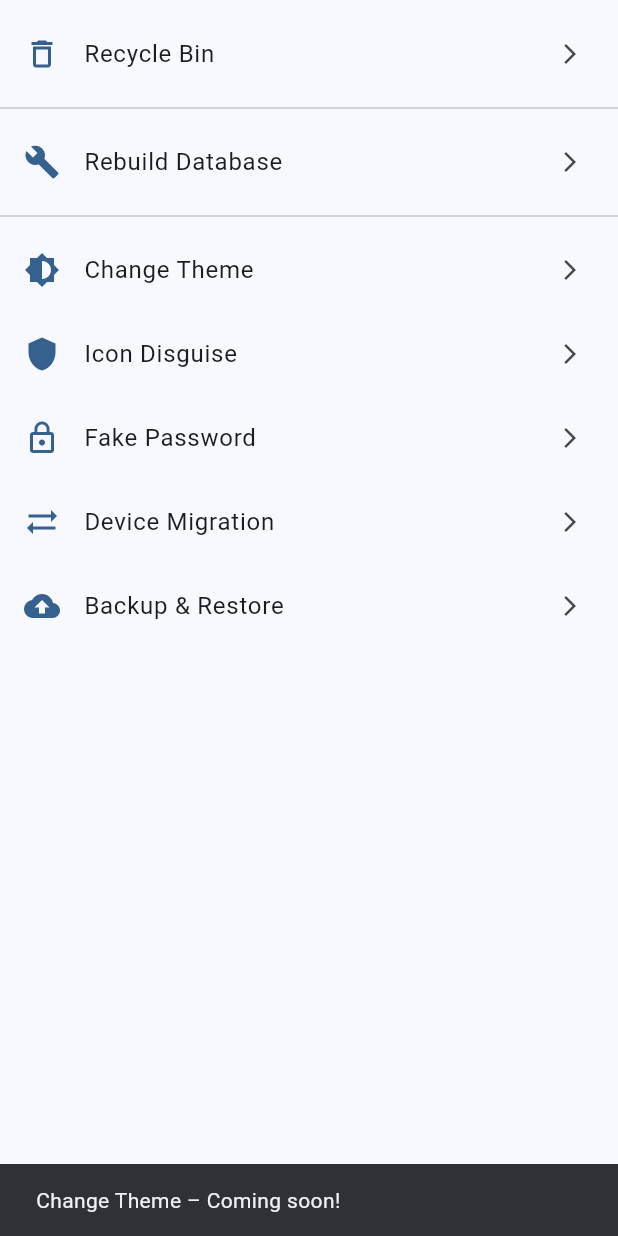
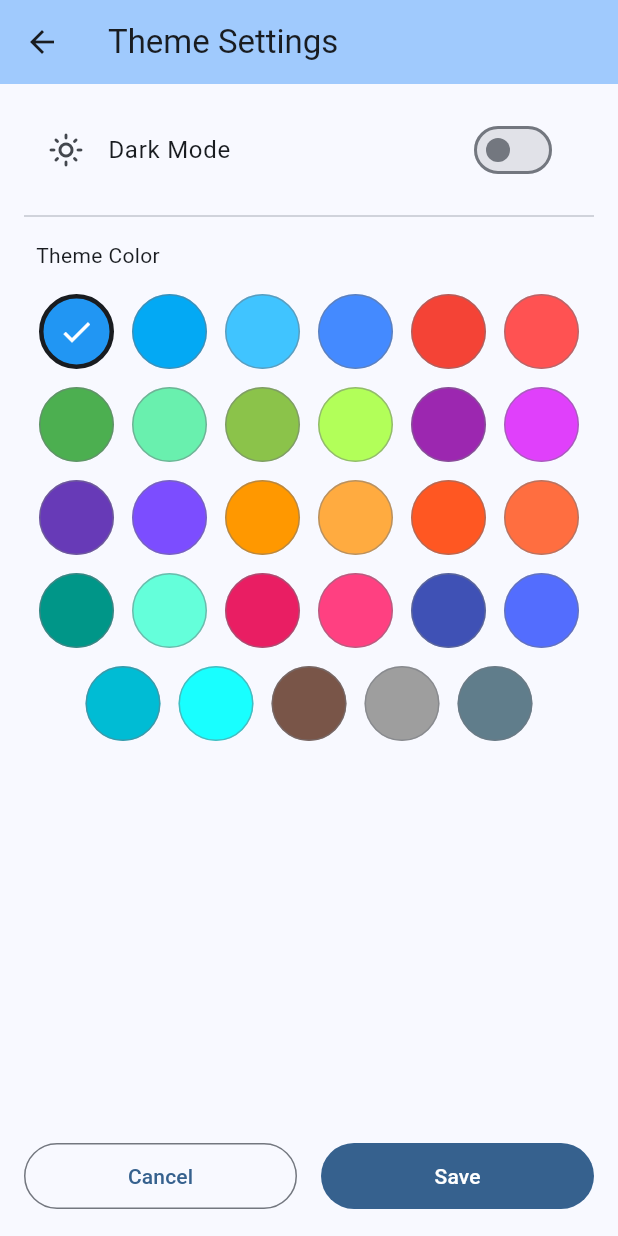
Before and after one commit to MNJTdhr/vlt, a Flutter app: the SettingsPage widget shown alone on an empty page, opened directly, after a tap on "Change Theme", on a phone screen of 412 x 824 dp. Run offline on Flutter 3.47's test engine with Material 3 defaults, Android fonts, the phone set to English and light mode, and no system bars; our stand-ins replace file_picker, permission_handler, share_plus, shared_preferences, sqflite, video_player and 1 more; missing offline and left inert: screen_brightness, video_thumbnail; accounts and stored records are empty.

Commit message:
added slideshow and theme1

```diff
--- a/lib/data/notifiers.dart
+++ b/lib/data/notifiers.dart
@@ -1,6 +1,6 @@
 // lib/data/notifiers.dart
 import 'package:flutter/material.dart';
-import 'package:shared_preferences/shared_preferences.dart'; // ✨ ADDED: To save theme preference
+import 'package:shared_preferences/shared_preferences.dart';
 import 'package:vlt/models/vault_folder.dart';
 import 'package:vlt/utils/storage_helper.dart';
 
@@ -8,25 +8,36 @@ import 'package:vlt/utils/storage_helper.dart';
 /// --- NOTIFIERS ---
 ValueNotifier<int> selectedPageNotifier = ValueNotifier(0);
 ValueNotifier<bool> selectedThemeNotifier = ValueNotifier(false);
+// ✨ ADDED: Notifier for the primary theme color.
+ValueNotifier<Color> selectedColorNotifier = ValueNotifier(Colors.blue);
 ValueNotifier<List<VaultFolder>> foldersNotifier = ValueNotifier([]);
 
 
 /// --- THEME HELPERS ---
 
-// ✨ ADDED: Loads the saved theme preference from disk.
+// ✨ MODIFIED: Loads both theme mode and color preference from disk.
 Future<void> loadThemePreference() async {
   final prefs = await SharedPreferences.getInstance();
-  // Reads the 'isDarkMode' boolean. If it doesn't exist, it defaults to false (light mode).
+  // Reads the 'isDarkMode' boolean. Defaults to false (light mode).
   selectedThemeNotifier.value = prefs.getBool('isDarkMode') ?? false;
+
+  // Reads the 'themeColor' integer. Defaults to blue.
+  final colorValue = prefs.getInt('themeColor') ?? Colors.blue.value;
+  selectedColorNotifier.value = Color(colorValue);
 }
 
-// ✨ ADDED: Toggles the theme and saves the new preference.
-Future<void> toggleThemePreference() async {
+// ✨ ADDED: Saves the theme preferences to disk and updates the notifiers.
+// This replaces the old toggleThemePreference function.
+Future<void> saveThemePreference({required bool isDarkMode, required Color color}) async {
   final prefs = await SharedPreferences.getInstance();
-  // Invert the current theme value.
-  selectedThemeNotifier.value = !selectedThemeNotifier.value;
-  // Save the new value to the device.
-  await prefs.setBool('isDarkMode', selectedThemeNotifier.value);
+
+  // Update the global notifiers to trigger UI rebuilds.
+  selectedThemeNotifier.value = isDarkMode;
+  selectedColorNotifier.value = color;
+
+  // Save the new values to the device.
+  await prefs.setBool('isDarkMode', isDarkMode);
+  await prefs.setInt('themeColor', color.value);
 }
 
 
--- a/lib/main.dart
+++ b/lib/main.dart
@@ -40,7 +40,7 @@ void main() async {
   // ✨ STEP 2: Ensure counts are up to date.
   await refreshItemCounts();
 
-  // ✨ ADDED: Load the saved theme preference on startup.
+  // ✨ MODIFIED: Load both saved theme preferences on startup.
   await loadThemePreference();
 
   runApp(const VaultApp());
@@ -61,7 +61,11 @@ class VaultApp extends StatelessWidget {
 
   @override
   Widget build(BuildContext context) {
-    return ValueListenableBuilder(
+    // ✨ MODIFIED: Nest builders to listen to both theme color and dark mode.
+    return ValueListenableBuilder<Color>(
+      valueListenable: selectedColorNotifier,
+      builder: (context, color, child) {
+        return ValueListenableBuilder<bool>(
           valueListenable: selectedThemeNotifier,
           builder: (context, isDarkMode, child) {
             return MaterialApp(
@@ -69,12 +73,15 @@ class VaultApp extends StatelessWidget {
               debugShowCheckedModeBanner: false,
               theme: ThemeData(
                 useMaterial3: true,
+                // ✨ MODIFIED: Theme now uses the dynamic color and brightness.
                 colorScheme: ColorScheme.fromSeed(
-              seedColor: Colors.blue,
+                  seedColor: color,
                   brightness: isDarkMode ? Brightness.dark : Brightness.light,
                 ),
               ),
               home: const MainScreen(),
+            );
+          },
         );
       },
     );
@@ -112,9 +119,12 @@ class MainScreen extends StatelessWidget {
                 valueListenable: selectedThemeNotifier,
                 builder: (context, isDarkMode, child) {
                   return IconButton(
-                    // ✨ MODIFIED: This now calls a function to save the theme preference.
+                    // ✨ MODIFIED: This now calls the new save function to toggle theme.
                     onPressed: () {
-                      toggleThemePreference();
+                      saveThemePreference(
+                        isDarkMode: !isDarkMode,
+                        color: selectedColorNotifier.value,
+                      );
                     },
                     icon: AnimatedSwitcher(
                       duration: const Duration(milliseconds: 300),
@@ -155,6 +165,7 @@ class MainScreen extends StatelessWidget {
                     selectedIcon: Icon(Icons.explore),
                     label: 'Browser',
                   ),
+
                   NavigationDestination(
                     icon: Icon(Icons.settings_outlined),
                     selectedIcon: Icon(Icons.settings),
--- a/lib/pages/photo_view_page.dart
+++ b/lib/pages/photo_view_page.dart
@@ -119,7 +119,9 @@ class _PhotoViewPageState extends State<PhotoViewPage>
 
     // Precache current and neighbors after first frame so context is valid for precacheImage
     WidgetsBinding.instance.addPostFrameCallback((_) {
-      _precacheSurrounding(_currentIndex);
+      if (mounted) {
+        _precacheSurrounding(_currentIndex);
+      }
     });
   }
 
@@ -132,7 +134,7 @@ class _PhotoViewPageState extends State<PhotoViewPage>
   }
 
   Future<void> _precacheImage(int index) async {
-    if (index < 0 || index >= _updatableFiles.length) return;
+    if (!mounted || index < 0 || index >= _updatableFiles.length) return;
     if (!_folderReady || _parentFolderDir == null) return;
 
     final vaultFile = _updatableFiles[index];
@@ -519,13 +521,22 @@ class _PhotoViewPageState extends State<PhotoViewPage>
     });
   }
 
+  // ✨ MODIFIED: This function now reliably stops the slideshow on the current image.
   void _stopSlideshow() {
     _slideshowTimer?.cancel();
     if (mounted && _isSlideshowActive) {
+      // First, set the state to switch the UI from slideshow view to the interactive PageView.
       setState(() {
         _isSlideshowActive = false;
         _showUI = true;
-        _pageController.jumpToPage(_currentIndex);
+      });
+
+      // After the UI has rebuilt in the next frame, command the PageController to jump.
+      // This prevents a race condition where the controller is asked to jump before the PageView is on screen.
+      WidgetsBinding.instance.addPostFrameCallback((_) {
+        if (mounted && _pageController.hasClients) {
+          _pageController.jumpToPage(_currentIndex);
+        }
       });
     }
   }
@@ -568,7 +579,7 @@ class _PhotoViewPageState extends State<PhotoViewPage>
       },
     );
 
-    if (newName != null && newName != currentFile.fileName) {
+    if (newName != null && newName != currentFile.fileName && mounted) {
       final updatedFile = currentFile.copyWith(fileName: newName);
 
       // Update state locally for instant UI change
@@ -685,6 +696,7 @@ class _PhotoViewPageState extends State<PhotoViewPage>
     final dateAdded = DateFormat.yMMMd().add_jm().format(vaultFile.dateAdded);
 
     // Show the sheet without waiting for dimensions
+    if (!mounted) return;
     showModalBottomSheet(
       context: context,
       isScrollControlled: true,
--- a/lib/pages/settings_page.dart
+++ b/lib/pages/settings_page.dart
@@ -1,8 +1,9 @@
 // lib/pages/settings_page.dart
 import 'package:flutter/material.dart';
 import '../utils/storage_helper.dart'; // ✅ Needed for rebuild function
-import '../data/notifiers.dart';       // ✅ To refresh UI after rebuild
+import '../data/notifiers.dart';     // ✅ To refresh UI after rebuild
 import 'recycle_bin_page.dart';        // ✨ Recycle bin import
+import 'theme_settings_page.dart';     // ✨ ADDED: Import for the new theme page
 
 class SettingsPage extends StatelessWidget {
   const SettingsPage({super.key});
@@ -54,7 +55,7 @@ class SettingsPage extends StatelessWidget {
       ),
     );
 
-    if (confirmed != true) return;
+    if (confirmed != true || !context.mounted) return;
 
     ScaffoldMessenger.of(context).showSnackBar(
       const SnackBar(content: Text('Rebuilding database... Please wait.')),
@@ -62,6 +63,7 @@ class SettingsPage extends StatelessWidget {
 
     try {
       await StorageHelper.rebuildDatabaseFromDisk();
+      if (!context.mounted) return;
       ScaffoldMessenger.of(context).showSnackBar(
         const SnackBar(
           content: Text('✅ Database successfully rebuilt and refreshed!'),
@@ -69,6 +71,7 @@ class SettingsPage extends StatelessWidget {
         ),
       );
     } catch (e) {
+      if (!context.mounted) return;
       ScaffoldMessenger.of(context).showSnackBar(
         SnackBar(
           content: Text('❌ Failed to rebuild database: $e'),
@@ -114,7 +117,13 @@ class SettingsPage extends StatelessWidget {
           context: context,
           icon: Icons.brightness_6,
           label: 'Change Theme',
-          onTap: () => _showComingSoon(context, 'Change Theme'),
+          // ✨ MODIFIED: Navigate to the new ThemeSettingsPage.
+          onTap: () {
+            Navigator.push(
+              context,
+              MaterialPageRoute(builder: (context) => const ThemeSettingsPage()),
+            );
+          },
         ),
 
         // 🎭 Icon Disguise
--- /dev/null
+++ b/lib/pages/theme_settings_page.dart
@@ -0,0 +1,190 @@
+// lib/pages/theme_settings_page.dart
+import 'package:flutter/material.dart';
+import '../data/notifiers.dart';
+
+/// A page for users to change theme settings like dark/light mode and primary color.
+class ThemeSettingsPage extends StatefulWidget {
+  const ThemeSettingsPage({super.key});
+
+  @override
+  State<ThemeSettingsPage> createState() => _ThemeSettingsPageState();
+}
+
+class _ThemeSettingsPageState extends State<ThemeSettingsPage> {
+  // Local state to hold temporary selections.
+  // Initialized with the current global theme values.
+  late bool _isDarkMode;
+  late Color _selectedColor;
+
+  // A predefined list of Material Design colors for the user to choose from.
+  final List<Color> _availableMaterialColors = [
+    Colors.blue,
+    Colors.lightBlue,
+    Colors.lightBlueAccent,
+    Colors.blueAccent,
+    Colors.red,
+    Colors.redAccent,
+    Colors.green,
+    Colors.greenAccent,
+    Colors.lightGreen,
+    Colors.lightGreenAccent,
+    Colors.purple,
+    Colors.purpleAccent,
+    Colors.deepPurple,
+    Colors.deepPurpleAccent,
+    Colors.orange,
+    Colors.orangeAccent,
+    Colors.deepOrange,
+    Colors.deepOrangeAccent,
+    Colors.teal,
+    Colors.tealAccent,
+    Colors.pink,
+    Colors.pinkAccent,
+    Colors.indigo,
+    Colors.indigoAccent,
+    Colors.cyan,
+    Colors.cyanAccent,
+    Colors.brown,
+    Colors.grey,
+    Colors.blueGrey,
+  ];
+
+  @override
+  void initState() {
+    super.initState();
+    // Initialize local state from the global notifiers when the page is first opened.
+    _isDarkMode = selectedThemeNotifier.value;
+    _selectedColor = selectedColorNotifier.value;
+  }
+
+  /// Saves the selected theme settings to SharedPreferences and updates global state.
+  Future<void> _saveSettings() async {
+    // Call the central function to save both preferences.
+    await saveThemePreference(
+      isDarkMode: _isDarkMode,
+      color: _selectedColor,
+    );
+
+    // Pop the page to return to the main settings screen.
+    if (mounted) {
+      Navigator.of(context).pop();
+    }
+  }
+
+  @override
+  Widget build(BuildContext context) {
+    // To show temporary changes, we build the page theme with the local selections.
+    final tempTheme = ThemeData(
+      useMaterial3: true,
+      colorScheme: ColorScheme.fromSeed(
+        seedColor: _selectedColor,
+        brightness: _isDarkMode ? Brightness.dark : Brightness.light,
+      ),
+    );
+
+    return Theme(
+      data: tempTheme,
+      child: Scaffold(
+        appBar: AppBar(
+          title: const Text('Theme Settings'),
+          // The AppBar color reflects the temporary color selection.
+          backgroundColor: tempTheme.colorScheme.inversePrimary,
+        ),
+        body: ListView(
+          padding: const EdgeInsets.all(16.0),
+          children: [
+            // --- Dark/Light Mode Switch ---
+            SwitchListTile(
+              title: const Text('Dark Mode'),
+              secondary: Icon(
+                _isDarkMode ? Icons.dark_mode_outlined : Icons.light_mode_outlined,
+              ),
+              value: _isDarkMode,
+              onChanged: (bool value) {
+                // Update the local state to reflect the change immediately on this page.
+                setState(() {
+                  _isDarkMode = value;
+                });
+              },
+            ),
+
+            const Divider(height: 32),
+
+            // --- Theme Color Picker ---
+            Padding(
+              padding: const EdgeInsets.only(left: 8.0, bottom: 16),
+              child: Text(
+                'Theme Color',
+                style: tempTheme.textTheme.titleLarge,
+              ),
+            ),
+            Wrap(
+              spacing: 12.0,
+              runSpacing: 12.0,
+              alignment: WrapAlignment.center,
+              children: _availableMaterialColors.map((color) {
+                final isSelected = color.value == _selectedColor.value;
+                return GestureDetector(
+                  onTap: () {
+                    // Update the local color state to show the temporary selection.
+                    setState(() {
+                      _selectedColor = color;
+                    });
+                  },
+                  child: Container(
+                    width: 50,
+                    height: 50,
+                    decoration: BoxDecoration(
+                      color: color,
+                      shape: BoxShape.circle,
+                      border: isSelected
+                          ? Border.all(
+                              color: tempTheme.colorScheme.onSurface,
+                              width: 3.0,
+                            )
+                          : Border.all(
+                              color: tempTheme.colorScheme.outline.withOpacity(0.5),
+                              width: 1.0,
+                            ),
+                    ),
+                    child: isSelected
+                        ? const Icon(Icons.check, color: Colors.white)
+                        : null,
+                  ),
+                );
+              }).toList(),
+            ),
+          ],
+        ),
+
+        // --- Bottom Action Buttons ---
+        bottomNavigationBar: Padding(
+          padding: const EdgeInsets.all(16.0),
+          child: Row(
+            children: [
+              Expanded(
+                child: OutlinedButton(
+                  onPressed: () => Navigator.of(context).pop(),
+                  child: const Text('Cancel'),
+                  style: OutlinedButton.styleFrom(
+                    padding: const EdgeInsets.symmetric(vertical: 12),
+                  ),
+                ),
+              ),
+              const SizedBox(width: 16),
+              Expanded(
+                child: FilledButton(
+                  onPressed: _saveSettings,
+                  child: const Text('Save'),
+                  style: FilledButton.styleFrom(
+                    padding: const EdgeInsets.symmetric(vertical: 12),
+                  ),
+                ),
+              ),
+            ],
+          ),
+        ),
+      ),
+    );
+  }
+}
```
Lines whose indentation alone changed are shown as unchanged.
